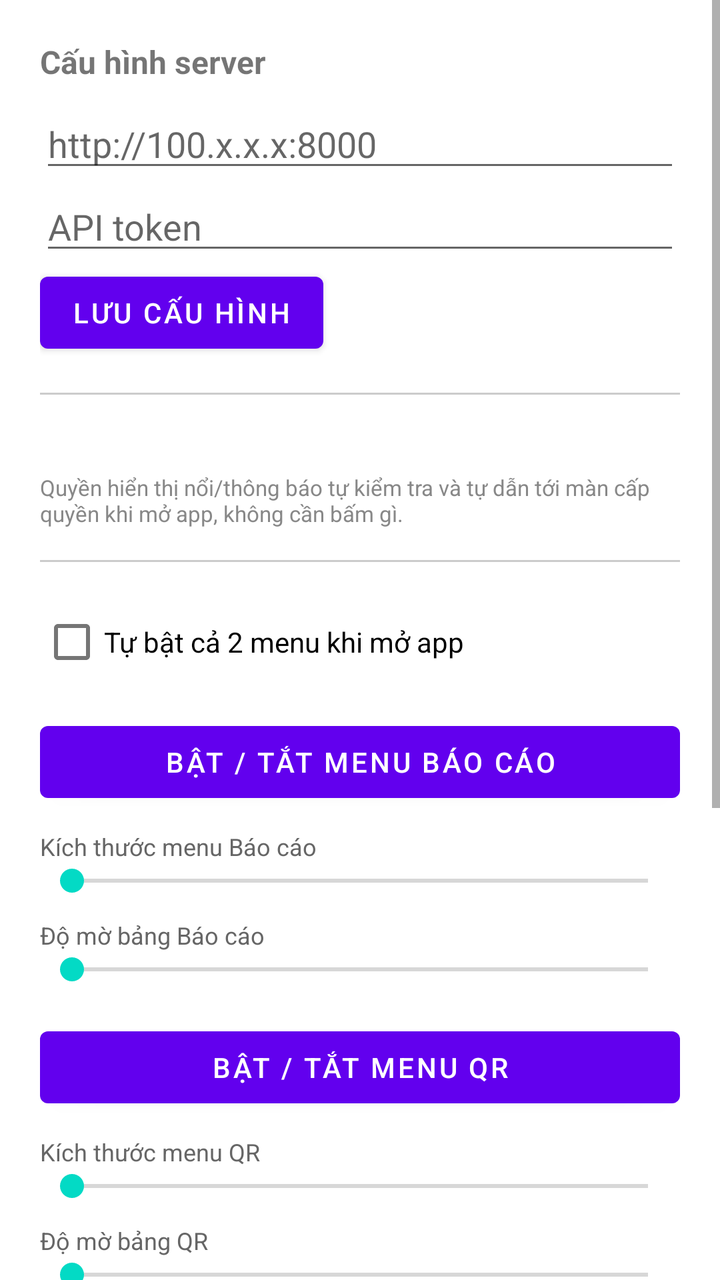
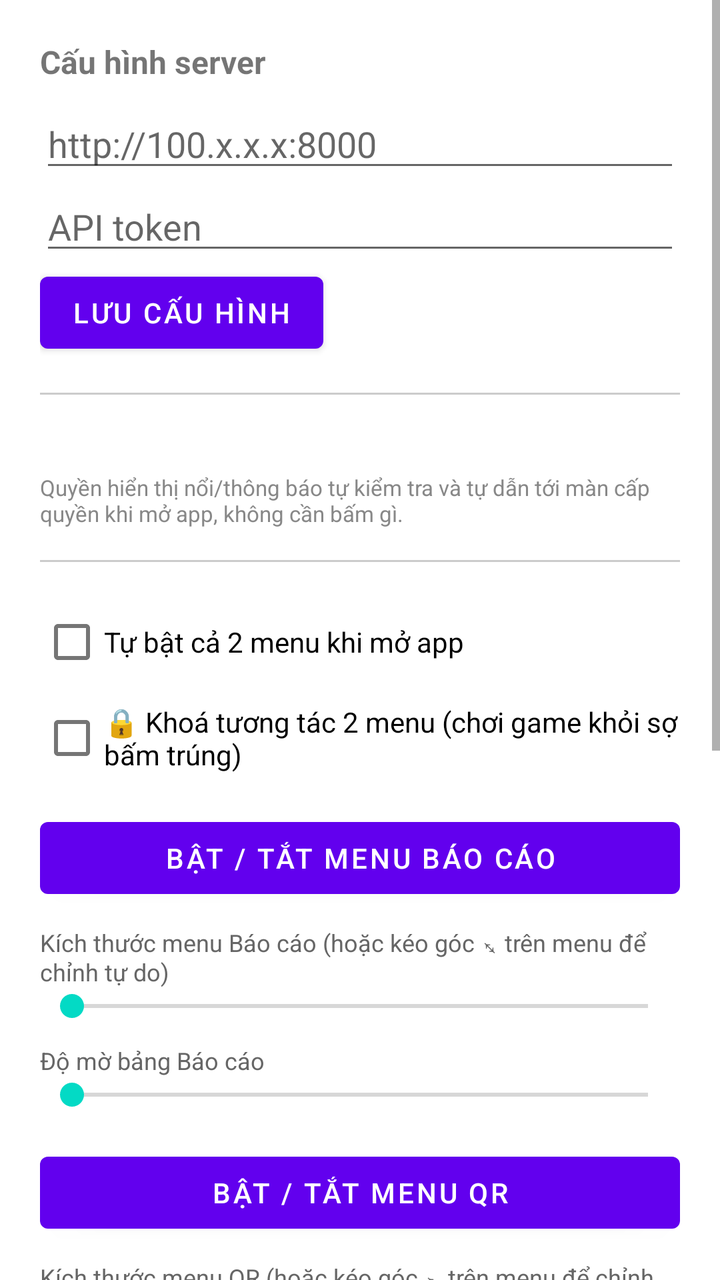

Compare the two renders of this Android layout. The source of the first and the diff that turns it into the second are given below.
<!-- AndroidManifest.xml: application theme Theme.DonateFloat -->
<!-- res/layout/activity_main.xml -->
<ScrollView xmlns:android="http://schemas.android.com/apk/res/android"
    android:layout_width="match_parent"
    android:layout_height="match_parent">

    <LinearLayout
        android:layout_width="match_parent"
        android:layout_height="wrap_content"
        android:orientation="vertical"
        android:padding="20dp">

        <TextView
            android:layout_width="wrap_content"
            android:layout_height="wrap_content"
            android:text="Cấu hình server"
            android:textStyle="bold"
            android:textSize="16sp"
            android:layout_marginBottom="8dp" />

        <EditText
            android:id="@+id/editServerUrl"
            android:layout_width="match_parent"
            android:layout_height="wrap_content"
            android:hint="http://100.x.x.x:8000" />

        <EditText
            android:id="@+id/editApiToken"
            android:layout_width="match_parent"
            android:layout_height="wrap_content"
            android:hint="API token"
            android:inputType="textPassword" />

        <Button
            android:id="@+id/btnSaveConfig"
            android:layout_width="wrap_content"
            android:layout_height="wrap_content"
            android:text="Lưu cấu hình" />

        <View style="@style/DividerLine" />

        <TextView
            android:id="@+id/textStatus"
            android:layout_width="wrap_content"
            android:layout_height="wrap_content"
            android:layout_marginBottom="4dp" />

        <TextView
            android:layout_width="wrap_content"
            android:layout_height="wrap_content"
            android:textSize="11sp"
            android:textColor="#888888"
            android:text="Quyền hiển thị nổi/thông báo tự kiểm tra và tự dẫn tới màn cấp quyền khi mở app, không cần bấm gì." />

        <View style="@style/DividerLine" />

        <CheckBox
            android:id="@+id/checkAutoStart"
            android:layout_width="match_parent"
            android:layout_height="wrap_content"
            android:text="Tự bật cả 2 menu khi mở app" />

        <Button
            android:id="@+id/btnToggleReport"
            android:layout_width="match_parent"
            android:layout_height="wrap_content"
            android:layout_marginTop="12dp"
            android:text="Bật / tắt menu Báo cáo" />

        <TextView style="@style/SliderLabel" android:text="Kích thước menu Báo cáo" />
        <SeekBar
            android:id="@+id/seekReportSize"
            android:layout_width="match_parent"
            android:layout_height="wrap_content"
            android:max="500"
            android:min="150" />

        <TextView style="@style/SliderLabel" android:text="Độ mờ bảng Báo cáo" />
        <SeekBar
            android:id="@+id/seekReportOpacity"
            android:layout_width="match_parent"
            android:layout_height="wrap_content"
            android:max="100"
            android:min="20" />

        <Button
            android:id="@+id/btnToggleQR"
            android:layout_width="match_parent"
            android:layout_height="wrap_content"
            android:layout_marginTop="16dp"
            android:text="Bật / tắt menu QR" />

        <TextView style="@style/SliderLabel" android:text="Kích thước menu QR" />
        <SeekBar
            android:id="@+id/seekQrSize"
            android:layout_width="match_parent"
            android:layout_height="wrap_content"
            android:max="500"
            android:min="150" />

        <TextView style="@style/SliderLabel" android:text="Độ mờ bảng QR" />
        <SeekBar
            android:id="@+id/seekQrOpacity"
            android:layout_width="match_parent"
            android:layout_height="wrap_content"
            android:max="100"
            android:min="20" />

        <TextView style="@style/SliderLabel" android:text="Độ mờ popup thông báo giao dịch mới" />
        <SeekBar
            android:id="@+id/seekAlertOpacity"
            android:layout_width="match_parent"
            android:layout_height="wrap_content"
            android:max="100"
            android:min="20" />

        <Button
            android:id="@+id/btnDemo"
            android:layout_width="match_parent"
            android:layout_height="wrap_content"
            android:layout_marginTop="16dp"
            android:backgroundTint="#FF9800"
            android:text="🧪 Xem thử (bơm dữ liệu demo để canh chỉnh)" />

        <View style="@style/DividerLine" />

        <TextView
            android:layout_width="wrap_content"
            android:layout_height="wrap_content"
            android:text="Thống kê"
            android:textStyle="bold"
            android:textSize="16sp"
            android:layout_marginBottom="8dp" />

        <TextView android:id="@+id/textStatToday" android:layout_width="match_parent" android:layout_height="wrap_content" android:textSize="13sp" android:paddingBottom="2dp" android:text="Hôm nay: —" />
        <TextView android:id="@+id/textStatYesterday" android:layout_width="match_parent" android:layout_height="wrap_content" android:textSize="13sp" android:paddingBottom="2dp" android:text="Hôm qua: —" />
        <TextView android:id="@+id/textStatBeforeYesterday" android:layout_width="match_parent" android:layout_height="wrap_content" android:textSize="13sp" android:paddingBottom="8dp" android:text="Hôm kia: —" />

        <Button
            android:id="@+id/btnRefreshStats"
            android:layout_width="match_parent"
            android:layout_height="wrap_content"
            android:text="Làm mới thống kê" />

        <Button
            android:id="@+id/btnHistory"
            android:layout_width="match_parent"
            android:layout_height="wrap_content"
            android:layout_marginTop="8dp"
            android:text="📜 Xem lịch sử giao dịch đầy đủ" />

    </LinearLayout>
</ScrollView>
<!-- resources referenced by this layout -->
<resources>
  <style name="DividerLine">
          <item name="android:layout_width">match_parent</item>
          <item name="android:layout_height">1dp</item>
          <item name="android:layout_marginTop">16dp</item>
          <item name="android:layout_marginBottom">16dp</item>
          <item name="android:background">#33000000</item>
      </style>
  <style name="SliderLabel">
          <item name="android:layout_width">wrap_content</item>
          <item name="android:layout_height">wrap_content</item>
          <item name="android:layout_marginTop">10dp</item>
          <item name="android:textSize">12sp</item>
          <item name="android:textColor">#666666</item>
      </style>
  <style name="Theme.DonateFloat" parent="Theme.MaterialComponents.DayNight.NoActionBar">
          <item name="colorPrimary">@color/purple_500</item>
          <item name="colorPrimaryDark">@color/purple_700</item>
          <item name="colorAccent">@color/teal_200</item>
      </style>
  <color name="purple_500">#FF6200EE</color>
  <color name="purple_700">#FF3700B3</color>
  <color name="teal_200">#FF03DAC5</color>
</resources>

<!-- the commit's change to res/layout/activity_main.xml (unified diff, before → after) -->
@@ -58,6 +58,12 @@
             android:layout_height="wrap_content"
             android:text="Tự bật cả 2 menu khi mở app" />
 
+        <CheckBox
+            android:id="@+id/checkLocked"
+            android:layout_width="match_parent"
+            android:layout_height="wrap_content"
+            android:text="🔒 Khoá tương tác 2 menu (chơi game khỏi sợ bấm trúng)" />
+
         <Button
             android:id="@+id/btnToggleReport"
             android:layout_width="match_parent"
@@ -65,13 +71,13 @@
             android:layout_marginTop="12dp"
             android:text="Bật / tắt menu Báo cáo" />
 
-        <TextView style="@style/SliderLabel" android:text="Kích thước menu Báo cáo" />
+        <TextView style="@style/SliderLabel" android:text="Kích thước menu Báo cáo (hoặc kéo góc ⤡ trên menu để chỉnh tự do)" />
         <SeekBar
             android:id="@+id/seekReportSize"
             android:layout_width="match_parent"
             android:layout_height="wrap_content"
-            android:max="500"
-            android:min="150" />
+            android:max="600"
+            android:min="60" />
 
         <TextView style="@style/SliderLabel" android:text="Độ mờ bảng Báo cáo" />
         <SeekBar
@@ -88,13 +94,13 @@
             android:layout_marginTop="16dp"
             android:text="Bật / tắt menu QR" />
 
-        <TextView style="@style/SliderLabel" android:text="Kích thước menu QR" />
+        <TextView style="@style/SliderLabel" android:text="Kích thước menu QR (hoặc kéo góc ⤡ trên menu để chỉnh tự do)" />
         <SeekBar
             android:id="@+id/seekQrSize"
             android:layout_width="match_parent"
             android:layout_height="wrap_content"
-            android:max="500"
-            android:min="150" />
+            android:max="600"
+            android:min="60" />
 
         <TextView style="@style/SliderLabel" android:text="Độ mờ bảng QR" />
         <SeekBar
